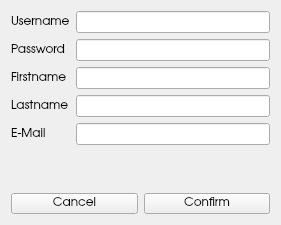
This is PersonalPlanner/registrationform.ui in sabrine-gamdou/PersonalPlanner as Qt 5 draws it before an edit. The edited form follows.
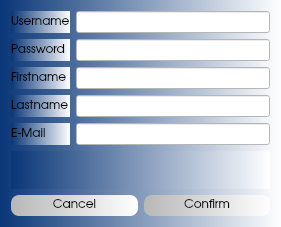
This is the edited form.

The edit to the form file:
```diff
--- a/PersonalPlanner/registrationform.ui
+++ b/PersonalPlanner/registrationform.ui
@@ -7,12 +7,18 @@
     <x>0</x>
     <y>0</y>
     <width>281</width>
-    <height>225</height>
+    <height>227</height>
    </rect>
   </property>
   <property name="windowTitle">
    <string>Registration</string>
   </property>
+  <property name="autoFillBackground">
+   <bool>false</bool>
+  </property>
+  <property name="styleSheet">
+   <string notr="true">QWidget{ background: qlineargradient(spread:pad, x1:0, y1:0, x2:1, y2:0, stop:0 rgba(9, 54, 119, 255), stop:1 rgba(255, 255, 255, 255))}</string>
+  </property>
   <layout class="QGridLayout" name="gridLayout_2">
    <item row="2" column="0">
     <layout class="QHBoxLayout" name="horizontalLayout">
@@ -23,6 +29,11 @@
          <family>URW Gothic L</family>
         </font>
        </property>
+       <property name="styleSheet">
+        <string notr="true">QPushButton:hover { color: white} 
+QPushButton { background: qlineargradient(spread:pad, x1:0, y1:0, x2:1, y2:0, stop:0 rgba(183, 183, 183, 255), stop:1 rgba(255, 255, 255, 255)); border-style: outset; border-radius: 8px; padding: 4px}
+</string>
+       </property>
        <property name="text">
         <string>Cancel</string>
        </property>
@@ -35,6 +46,11 @@
          <family>URW Gothic L</family>
         </font>
        </property>
+       <property name="styleSheet">
+        <string notr="true">QPushButton:hover { color: white} 
+QPushButton { background: qlineargradient(spread:pad, x1:0, y1:0, x2:1, y2:0, stop:0 rgba(183, 183, 183, 255), stop:1 rgba(255, 255, 255, 255)); border-style: outset; border-radius: 8px; padding: 4px}
+</string>
+       </property>
        <property name="text">
         <string>Confirm</string>
        </property>
@@ -45,7 +61,11 @@
    <item row="0" column="0">
     <layout class="QGridLayout" name="gridLayout">
      <item row="0" column="1">
-      <widget class="QLineEdit" name="usernameTxt"/>
+      <widget class="QLineEdit" name="usernameTxt">
+       <property name="styleSheet">
+        <string notr="true">QLineEdit{ background: white}</string>
+       </property>
+      </widget>
      </item>
      <item row="0" column="0">
       <widget class="QLabel" name="usernameLb">
@@ -60,7 +80,11 @@
       </widget>
      </item>
      <item row="1" column="1">
-      <widget class="QLineEdit" name="passTxt"/>
+      <widget class="QLineEdit" name="passTxt">
+       <property name="styleSheet">
+        <string notr="true">QLineEdit{ background: white}</string>
+       </property>
+      </widget>
      </item>
      <item row="4" column="0">
       <widget class="QLabel" name="emailLb">
@@ -75,7 +99,11 @@
       </widget>
      </item>
      <item row="4" column="1">
-      <widget class="QLineEdit" name="emailTxt"/>
+      <widget class="QLineEdit" name="emailTxt">
+       <property name="styleSheet">
+        <string notr="true">QLineEdit{ background: white}</string>
+       </property>
+      </widget>
      </item>
      <item row="3" column="0">
       <widget class="QLabel" name="lastnameLb">
@@ -102,10 +130,18 @@
       </widget>
      </item>
      <item row="2" column="1">
-      <widget class="QLineEdit" name="firstnameTxt"/>
+      <widget class="QLineEdit" name="firstnameTxt">
+       <property name="styleSheet">
+        <string notr="true">QLineEdit{ background: white}</string>
+       </property>
+      </widget>
      </item>
      <item row="3" column="1">
-      <widget class="QLineEdit" name="lastnameTxt"/>
+      <widget class="QLineEdit" name="lastnameTxt">
+       <property name="styleSheet">
+        <string notr="true">QLineEdit{ background: white}</string>
+       </property>
+      </widget>
      </item>
      <item row="1" column="0">
       <widget class="QLabel" name="passwordLb">
```
